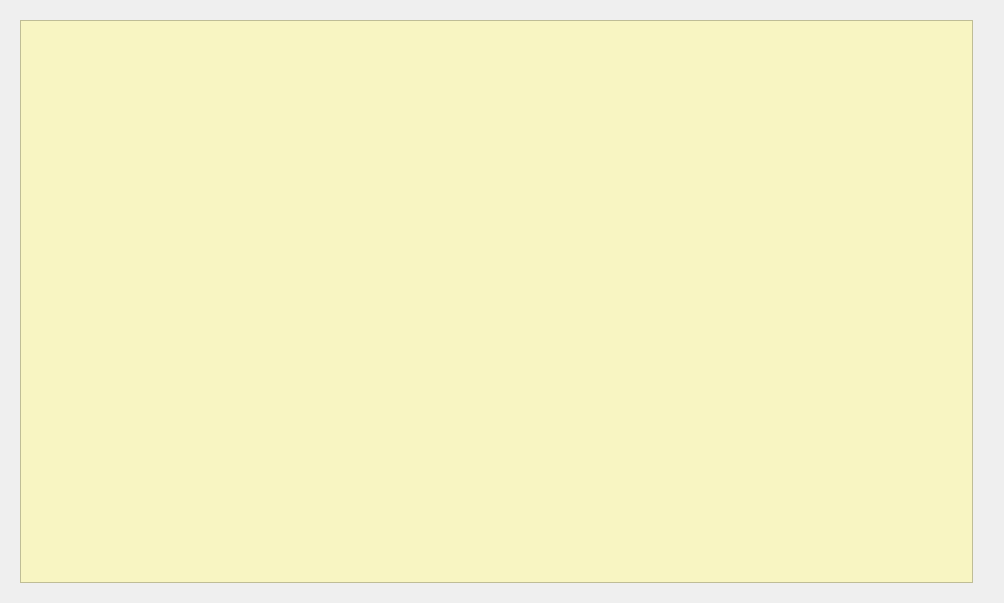
Above: Zona_Ventas/frmfacturas.ui from arcnexus/RedFoX before the change. Below: the same form after it.
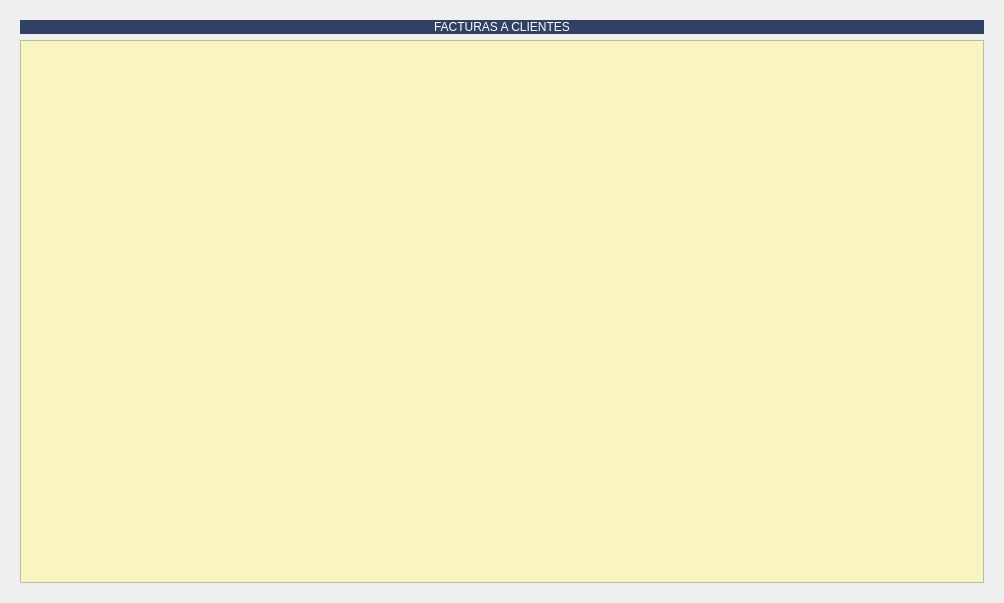
That is the form after the change. The open tabs and pages were chosen to show the change. Icons and pictures are not drawn.

Patch:
```diff
--- a/Zona_Ventas/frmfacturas.ui
+++ b/Zona_Ventas/frmfacturas.ui
@@ -2562,10 +2562,22 @@
       </layout>
      </widget>
      <widget class="QWidget" name="page_6">
-      <layout class="QGridLayout" name="gridLayout_15">
-       <property name="rightMargin">
-        <number>20</number>
-       </property>
+      <layout class="QGridLayout" name="gridLayout_8">
+       <item row="0" column="0">
+        <widget class="QLabel" name="label_39">
+         <property name="styleSheet">
+          <string notr="true">font: 14pt &quot;Sans Serif&quot;;
+color: rgb(255, 255, 255);
+background-color: #304163;</string>
+         </property>
+         <property name="text">
+          <string>FACTURAS A CLIENTES</string>
+         </property>
+         <property name="alignment">
+          <set>Qt::AlignCenter</set>
+         </property>
+        </widget>
+       </item>
        <item row="1" column="0">
         <widget class="QTableView" name="tabla_facturas">
          <property name="styleSheet">
```
Left out of the diff: 3 changed lines with no effect on the pictures.
